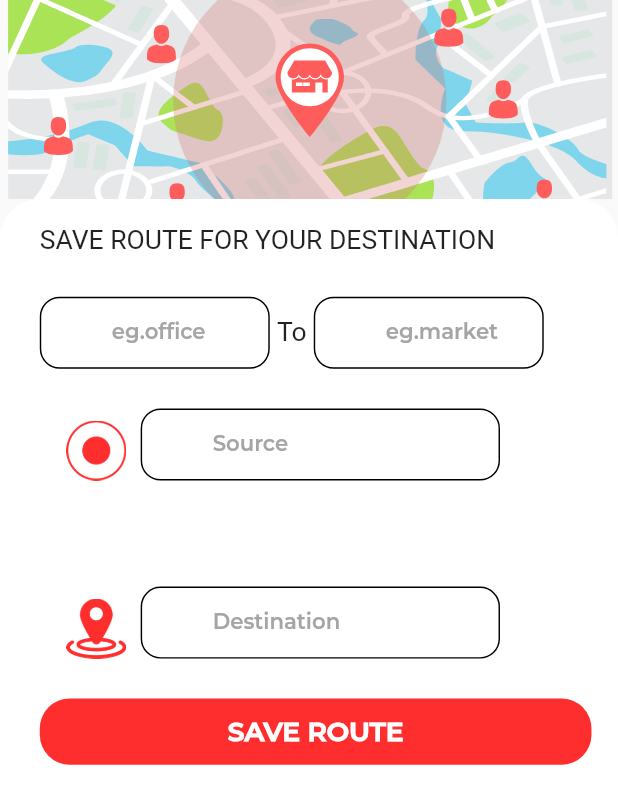
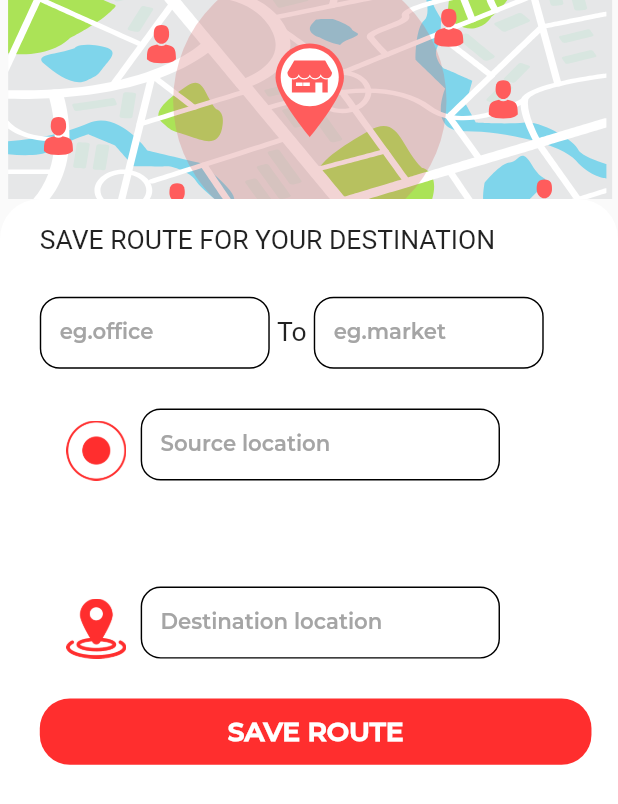
Before and after one commit to akwappnet/location_buddy, a Flutter app: the SaveLocationView screen opened by its route, on a phone screen of 412 x 824 dp. Shown: the top 804 px of the screen. Run offline on Flutter 3.47's test engine with Material 2 defaults, Android fonts, the phone set to English and light mode, and no system bars; our stand-ins replace avatar_glow, cloud_firestore, firebase_core, firebase_remote_config, flutter_screenutil, font_awesome_flutter and 4 more; missing offline and left inert: auto_direction, r_dotted_line_border; accounts and stored records are empty; network calls fail.

```diff
--- a/lib/main.dart
+++ b/lib/main.dart
@@ -2,6 +2,7 @@ import 'package:firebase_core/firebase_core.dart';
 import 'package:flutter/material.dart';
 import 'package:flutter_screenutil/flutter_screenutil.dart';
 import 'package:location_buddy/provider/home_view_provider.dart';
+import 'package:location_buddy/provider/save_location_view_provider.dart';
 import 'package:location_buddy/provider/splash_view_provider.dart';
 import 'package:location_buddy/utils/routes/routes.dart';
 import 'package:location_buddy/utils/routes/routes_name.dart';
@@ -27,6 +28,9 @@ class MyApp extends StatelessWidget {
         ChangeNotifierProvider(
           create: (_) => SplashViewProvider(),
         ),
+        ChangeNotifierProvider(
+          create: (_) => SaveLocationViewProvider(),
+        ),
       ],
       child: ScreenUtilInit(
           designSize: const Size(430, 932),
--- /dev/null
+++ b/lib/models/location_model.dart
@@ -0,0 +1,15 @@
+class LocationInfo {
+  String? savePointSource;
+  String? savePointDestination;
+  String? sourceLocation;
+  String? destinationLocation;
+  String? id;
+
+  LocationInfo({
+    this.savePointSource,
+    this.savePointDestination,
+    this.sourceLocation,
+    this.destinationLocation,
+    this.id,
+  });
+}
--- a/lib/view/save_location_view.dart
+++ b/lib/view/save_location_view.dart
@@ -1,5 +1,6 @@
 // ignore_for_file: sized_box_for_whitespace
 
+import 'package:cloud_firestore/cloud_firestore.dart';
 import 'package:flutter/material.dart';
 import 'package:flutter_screenutil/flutter_screenutil.dart';
 import 'package:location_buddy/utils/assets/assets_utils.dart';
@@ -7,13 +8,23 @@ import 'package:location_buddy/utils/colors/colors.dart';
 import 'package:location_buddy/widgets/custom_button_widget.dart';
 import 'package:location_buddy/widgets/custom_text_field.dart';
 import 'package:lottie/lottie.dart';
+import 'package:provider/provider.dart';
 import 'package:r_dotted_line_border/r_dotted_line_border.dart';
 
-class SaveLocationView extends StatelessWidget {
+import '../provider/save_location_view_provider.dart';
+
+class SaveLocationView extends StatefulWidget {
   const SaveLocationView({super.key});
 
   @override
+  State<SaveLocationView> createState() => _SaveLocationViewState();
+}
+
+class _SaveLocationViewState extends State<SaveLocationView> {
+  @override
   Widget build(BuildContext context) {
+    return Consumer<SaveLocationViewProvider>(
+        builder: (context, saveLocationViewProvider, _) {
       return GestureDetector(
         onTap: () => FocusManager.instance.primaryFocus?.unfocus(),
         child: Scaffold(
@@ -29,16 +40,16 @@ class SaveLocationView extends StatelessWidget {
                   child: Container(
                     width: double.maxFinite,
                     height: 150.h,
-                  child:
-                      Lottie.asset(AssetsUtils.saveLocation, fit: BoxFit.cover),
+                    child: Lottie.asset(AssetsUtils.saveLocation,
+                        fit: BoxFit.cover),
                   ),
                 ),
                 Positioned(
                   top: 150.h,
                   child: Center(
                     child: Container(
-                    padding:
-                        EdgeInsets.only(left: 30.sp, right: 20.sp, top: 20.sp),
+                      padding: EdgeInsets.only(
+                          left: 30.sp, right: 20.sp, top: 20.sp),
                       width: MediaQuery.of(context).size.width,
                       height: 780.h,
                       decoration: BoxDecoration(
@@ -62,6 +73,8 @@ class SaveLocationView extends StatelessWidget {
                               SizedBox(
                                 width: 160.w,
                                 child: BuildTextFormField(
+                                  controller: saveLocationViewProvider
+                                      .savePointSourceController,
                                   isObserve: false,
                                   txtHint: 'eg.office',
                                 ),
@@ -76,6 +89,8 @@ class SaveLocationView extends StatelessWidget {
                               SizedBox(
                                 width: 160.w,
                                 child: BuildTextFormField(
+                                  controller: saveLocationViewProvider
+                                      .savePointDestinationController,
                                   isObserve: false,
                                   txtHint: 'eg.market',
                                 ),
@@ -102,8 +117,11 @@ class SaveLocationView extends StatelessWidget {
                                     SizedBox(
                                       width: 250.w,
                                       child: BuildTextFormField(
+                                        readOnly: true,
+                                        controller: saveLocationViewProvider
+                                            .sourceController,
                                         isObserve: false,
-                                      txtHint: 'Source',
+                                        txtHint: 'Source location',
                                       ),
                                     )
                                   ],
@@ -135,7 +153,9 @@ class SaveLocationView extends StatelessWidget {
                                       width: 250.w,
                                       child: BuildTextFormField(
                                         isObserve: false,
-                                      txtHint: 'Destination',
+                                        controller: saveLocationViewProvider
+                                            .destinationController,
+                                        txtHint: 'Destination location',
                                       ),
                                     )
                                   ],
@@ -146,11 +166,34 @@ class SaveLocationView extends StatelessWidget {
                           SizedBox(
                             height: 30.h,
                           ),
-                        AppButton(
+                          saveLocationViewProvider.isSaving
+                              ? AppButton(
+                                  height: 50.sp,
+                                  sizes: 20.sp,
+                                  text: 'Please wait...',
+                                )
+                              : GestureDetector(
+                                  onTap: () async {
+                                    await saveLocationViewProvider
+                                        .saveLocationToCollection(
+                                            saveLocationViewProvider
+                                                .savePointSourceController.text,
+                                            saveLocationViewProvider
+                                                .savePointDestinationController
+                                                .text,
+                                            saveLocationViewProvider
+                                                .sourceController.text,
+                                            saveLocationViewProvider
+                                                .destinationController.text,
+                                            context);
+                                  },
+                                  child: AppButton(
                                     height: 50.sp,
                                     sizes: 20.sp,
                                     text: 'SAVE ROUTE',
-                        )
+                                  ),
+                                ),
+                          //Expanded(child: ListViewWidget())
                         ],
                       ),
                     ),
@@ -161,5 +204,6 @@ class SaveLocationView extends StatelessWidget {
           ),
         ),
       );
+    });
   }
 }
--- a/lib/widgets/custom_text_field.dart
+++ b/lib/widgets/custom_text_field.dart
@@ -14,7 +14,7 @@ class BuildTextFormField extends StatefulWidget {
   bool isObserve = false;
   bool? readOnly = false;
   final IconButton? icon;
-  String? Function(String?)? validation;
+  String? Function(String?)? onChange;
   TextEditingController? controller;
   final VoidCallback? onClicked;
   TextInputType? textType;
@@ -26,9 +26,10 @@ class BuildTextFormField extends StatefulWidget {
     this.txtHint,
     required this.isObserve,
     this.icon,
-    this.validation,
+    // this.validation,
     this.controller,
     this.onClicked,
+    this.onChange,
     this.readOnly,
     this.textType,
   }) : super(key: key);
@@ -47,17 +48,11 @@ class _BuildTextFormFieldState extends State<BuildTextFormField> {
       child: AutoDirection(
         text: text,
         child: TextFormField(
-          onChanged: (value) {
-            widget.validation == null;
-            setState(() {
-              isError = false;
-              text = value;
-            });
-          },
           keyboardType: widget.textType,
-          validator: widget.validation,
+          //validator: widget.validation,
           autovalidateMode: AutovalidateMode.onUserInteraction,
           onTap: widget.onClicked,
+          onChanged: widget.onChange,
           readOnly: widget.readOnly ?? false,
           obscureText: widget.isObserve,
           cursorColor: Colors.black,
@@ -68,18 +63,13 @@ class _BuildTextFormFieldState extends State<BuildTextFormField> {
               fontFamily: FontFamliyM.REGULAR),
           textInputAction: TextInputAction.next,
           decoration: InputDecoration(
-            suffixIcon: widget.icon,
-            prefixIcon: Padding(
-              padding: EdgeInsets.all(10.0.sp),
-              child: SizedBox(child: widget.leftIcon),
-            ),
             contentPadding: EdgeInsets.only(
               left: 15.sp,
             ),
             border: InputBorder.none,
             isDense: false,
             labelText: widget.txtHint,
-            errorStyle: TextStyle(color: Colors.black),
+            errorStyle: const TextStyle(color: Colors.black),
             labelStyle: montserratHeading4tyle,
             enabledBorder: OutlineInputBorder(
                 borderRadius: BorderRadius.circular(15.sp),
--- a/pubspec.yaml
+++ b/pubspec.yaml
@@ -47,6 +47,10 @@ dependencies:
   salomon_bottom_bar: ^3.3.1
   font_awesome_flutter: ^10.4.0
   auto_direction: ^0.0.6
+  cloud_firestore: ^4.4.5
+  background_locator_2: ^2.0.6
+  geolocator: ^9.0.2
+  geocoding: ^2.1.0
 
 dev_dependencies:
   flutter_test:
```
Also changed, not shown: lib/provider/save_location_view_provider.dart (added, +203 -0 lines), lib/view/home_view.dart (+35 -12 lines), pubspec.lock, 5 other files. Lines whose indentation alone changed are shown as unchanged.
